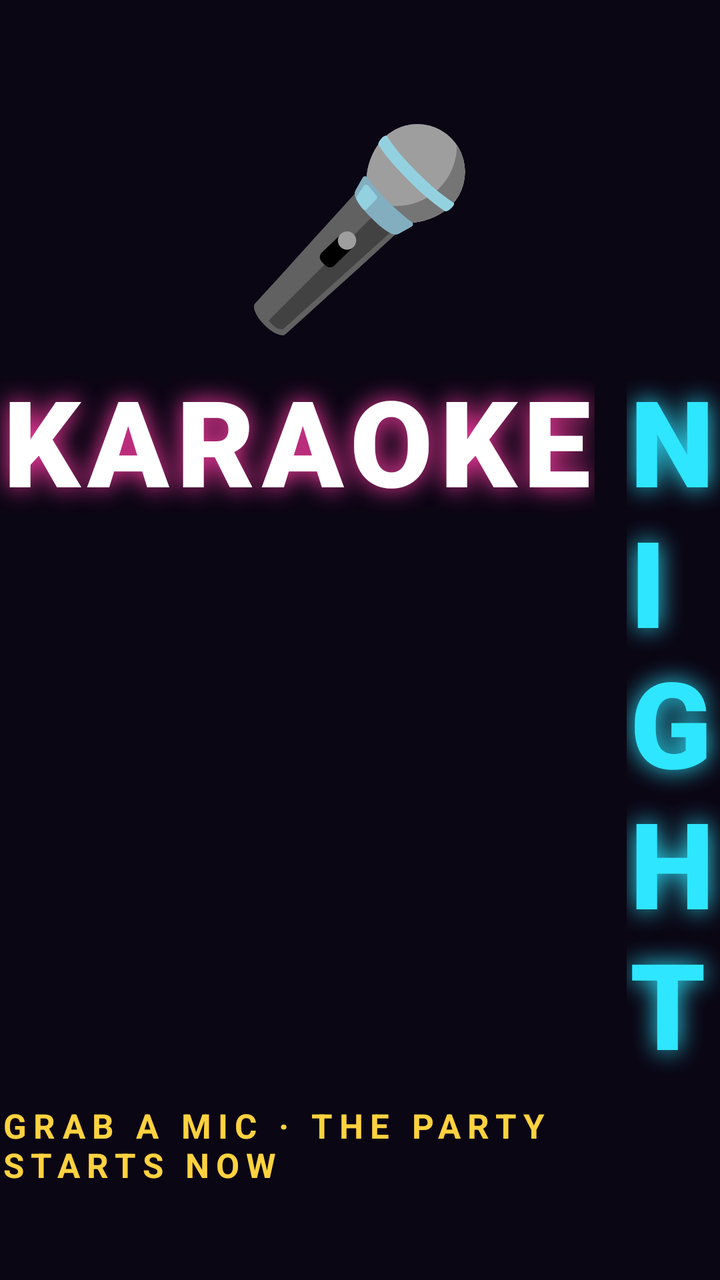
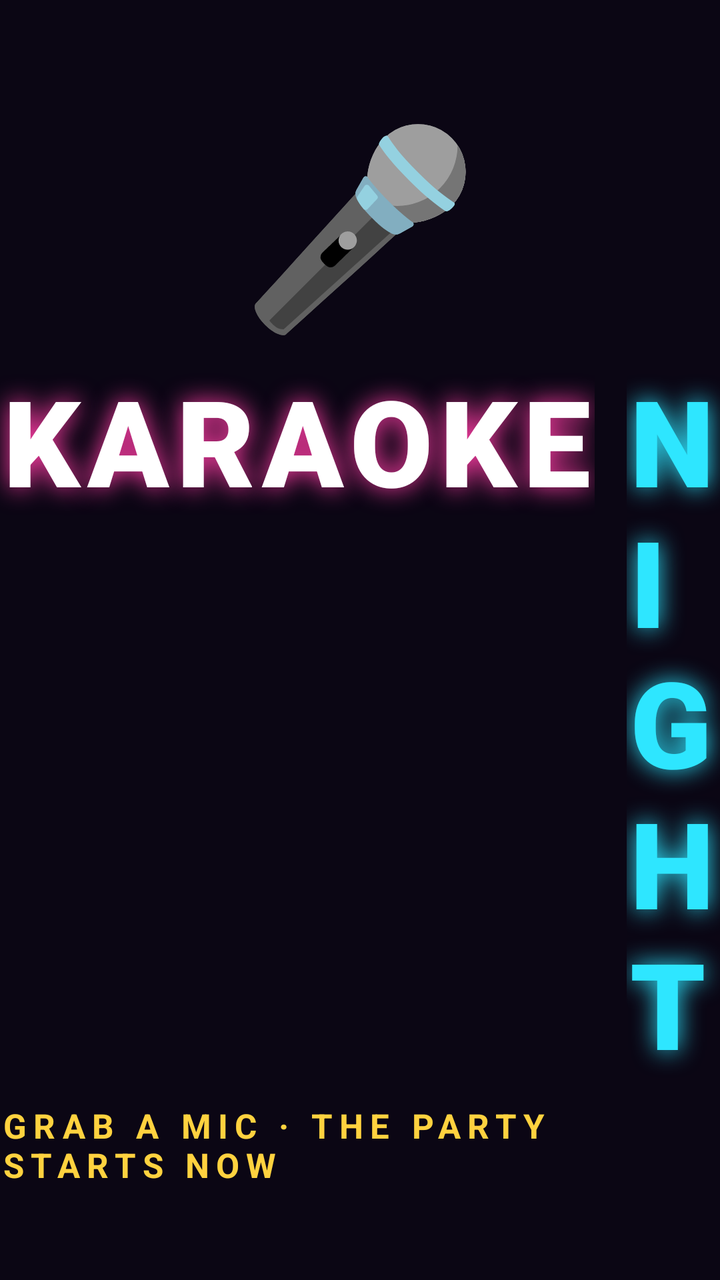

Screens rendered from an Android XML layout before and after an edit, with the pre-edit source and the edit as a unified diff.
<!-- AndroidManifest.xml: application theme Theme.KaraokeTV -->
<!-- res/layout/intro.xml -->
<?xml version="1.0" encoding="utf-8"?>
<FrameLayout xmlns:android="http://schemas.android.com/apk/res/android"
    android:layout_width="match_parent"
    android:layout_height="match_parent"
    android:clickable="true"
    android:contentDescription="Karaoke Night">

    <LinearLayout
        android:layout_width="wrap_content"
        android:layout_height="wrap_content"
        android:layout_gravity="center"
        android:gravity="center_horizontal"
        android:importantForAccessibility="noHideDescendants"
        android:orientation="vertical">

        <TextView
            android:id="@+id/introMic"
            android:layout_width="wrap_content"
            android:layout_height="wrap_content"
            android:shadowColor="@color/neon_pink"
            android:shadowRadius="40"
            android:text="🎤"
            android:textSize="96sp" />

        <LinearLayout
            android:layout_width="wrap_content"
            android:layout_height="wrap_content"
            android:layout_marginTop="6dp"
            android:orientation="horizontal">

            <TextView
                android:id="@+id/introKaraoke"
                android:layout_width="wrap_content"
                android:layout_height="wrap_content"
                android:fontFamily="sans-serif-black"
                android:letterSpacing="0.06"
                android:shadowColor="@color/neon_pink"
                android:shadowRadius="30"
                android:text="KARAOKE"
                android:textColor="#FFFFFF"
                android:textSize="60sp" />

            <TextView
                android:id="@+id/introNight"
                android:layout_width="wrap_content"
                android:layout_height="wrap_content"
                android:layout_marginStart="16dp"
                android:fontFamily="sans-serif-black"
                android:letterSpacing="0.06"
                android:shadowColor="@color/neon_cyan"
                android:shadowRadius="30"
                android:text="NIGHT"
                android:textColor="@color/neon_cyan"
                android:textSize="60sp" />
        </LinearLayout>

        <TextView
            android:id="@+id/introTag"
            android:layout_width="wrap_content"
            android:layout_height="wrap_content"
            android:layout_marginTop="10dp"
            android:letterSpacing="0.2"
            android:text="GRAB A MIC · THE PARTY STARTS NOW"
            android:textColor="@color/gold"
            android:textSize="17sp"
            android:textStyle="bold" />
    </LinearLayout>
</FrameLayout>
<!-- resources referenced by this layout -->
<resources>
  <color name="gold">#FFD23F</color>
  <color name="neon_cyan">#2EE6FF</color>
  <color name="neon_pink">#FF3DA5</color>
  <style name="Theme.KaraokeTV" parent="android:Theme.Material.NoActionBar.Fullscreen">
          <item name="android:windowBackground">@color/bg_deep</item>
          <item name="android:colorAccent">@color/neon_pink</item>
          <item name="android:textColorPrimary">@color/text_main</item>
          <item name="android:textColor">@color/text_main</item>
          <item name="android:textColorHint">@color/text_dim</item>
          <item name="android:windowAnimationStyle">@null</item>
      </style>
  <color name="bg_deep">#0B0614</color>
  <color name="text_main">#FFFFFF</color>
  <color name="text_dim">#B9AEDB</color>
</resources>

<!-- the commit's change to res/layout/intro.xml (unified diff, before → after) -->
@@ -13,10 +13,12 @@
         android:importantForAccessibility="noHideDescendants"
         android:orientation="vertical">
 
+        
         <TextView
             android:id="@+id/introMic"
-            android:layout_width="wrap_content"
+            android:layout_width="220dp"
             android:layout_height="wrap_content"
+            android:gravity="center"
             android:shadowColor="@color/neon_pink"
             android:shadowRadius="40"
             android:text="🎤"
